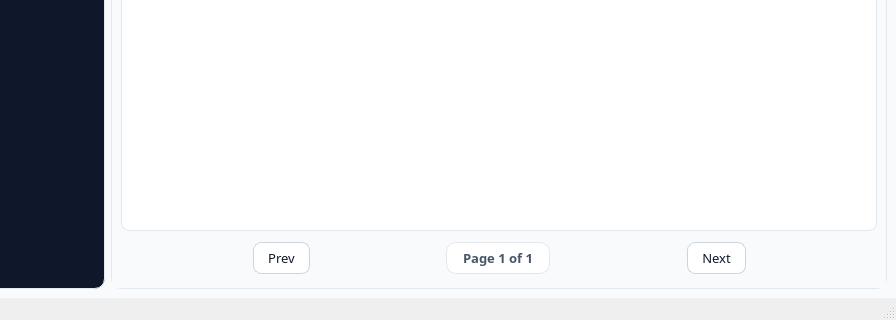
The window that main_window.ui (Seaes24/Student-System-Management) describes before a commit, drawn with Qt 5; both pictures show x 104 to 1000 and y 380 to 700 of the 1000 by 700 pixel window.
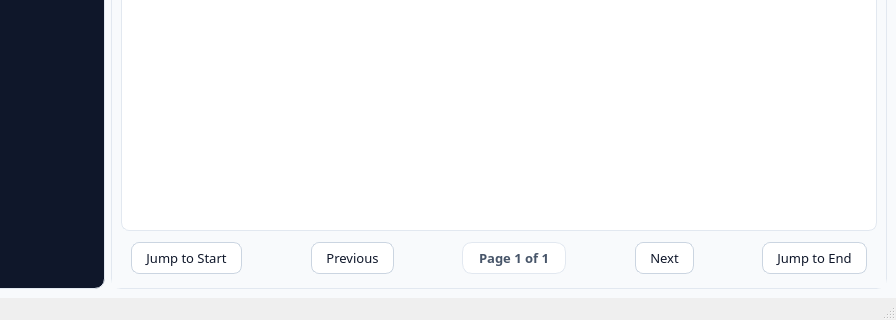
The same window after the commit. The open tabs and pages were chosen to show the change.

Patch:
```diff
--- a/main_window.ui
+++ b/main_window.ui
@@ -605,6 +605,27 @@
          </layout>
         </widget>
         <widget class="QWidget" name="programsPage">
+         <property name="styleSheet">
+          <string notr="true">QPushButton#prevButtonPrograms {
+    background-color: white;
+    border: 1px solid #CBD5E1;
+    padding: 6px 14px;
+    border-radius: 8px;
+    color: #0F172A;
+}
+
+QPushButton:hover,
+QPushButton:hover {
+    background-color: #F1F5F9;
+}
+
+QPushButton:disabled,
+QPushButton:disabled {
+    background-color: #F8FAFC;
+    color: #94A3B8;
+    border: 1px solid #E2E8F0;
+}</string>
+         </property>
          <layout class="QVBoxLayout" name="verticalLayout_3">
           <property name="leftMargin">
            <number>9</number>
@@ -793,6 +814,34 @@
             <property name="bottomMargin">
              <number>5</number>
             </property>
+            <item>
+             <widget class="QPushButton" name="jumpStartProgram">
+              <property name="styleSheet">
+               <string notr="true">QPushButton {
+    background-color: white;
+    border: 1px solid #CBD5E1;
+    padding: 6px 14px;
+    border-radius: 8px;
+    color: #0F172A;
+}
+
+QPushButton:hover,
+QPushButton:hover {
+    background-color: #F1F5F9;
+}
+
+QPushButton:disabled,
+QPushButton:disabled {
+    background-color: #F8FAFC;
+    color: #94A3B8;
+    border: 1px solid #E2E8F0;
+}</string>
+              </property>
+              <property name="text">
+               <string>Jump to Start</string>
+              </property>
+             </widget>
+            </item>
             <item>
              <spacer name="horizontalSpacer_5">
               <property name="orientation">
@@ -830,7 +879,7 @@
 }</string>
               </property>
               <property name="text">
-               <string>Prev</string>
+               <string>Previous</string>
               </property>
              </widget>
             </item>
@@ -915,6 +964,34 @@
               </property>
              </spacer>
             </item>
+            <item>
+             <widget class="QPushButton" name="jumpEndProgram">
+              <property name="styleSheet">
+               <string notr="true">QPushButton {
+    background-color: white;
+    border: 1px solid #CBD5E1;
+    padding: 6px 14px;
+    border-radius: 8px;
+    color: #0F172A;
+}
+
+QPushButton:hover,
+QPushButton:hover {
+    background-color: #F1F5F9;
+}
+
+QPushButton:disabled,
+QPushButton:disabled {
+    background-color: #F8FAFC;
+    color: #94A3B8;
+    border: 1px solid #E2E8F0;
+}</string>
+              </property>
+              <property name="text">
+               <string>Jump to End</string>
+              </property>
+             </widget>
+            </item>
            </layout>
           </item>
          </layout>
```
Left out of the diff: 120 changed lines with no effect on the pictures.
